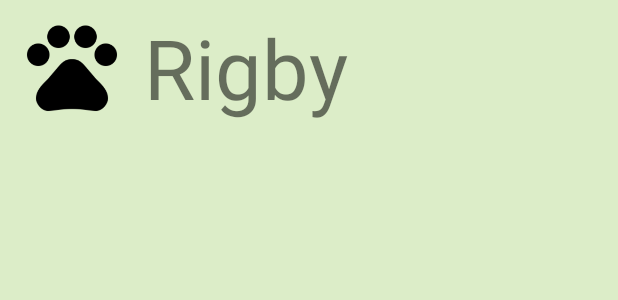
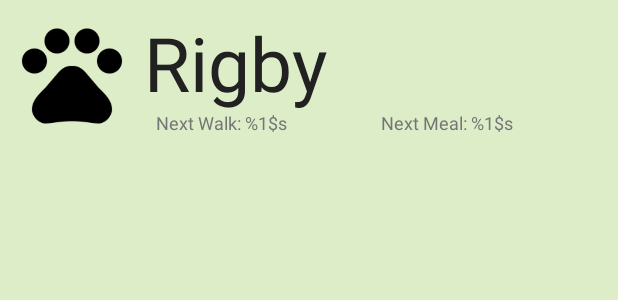
Before and after one commit to MarcusKarlberg/PawCompanion, an Android app: the layout list_item.xml on its own in the app's theme, with its tools: preview values and no code run, on a phone screen of 412 x 824 dp. Shown: the top 300 px of the screen. Run offline under Robolectric (Android 15) with nearby library versions, the phone set to English and light mode, and no system bars.

Commit message:
added walk and meal information in main activity

```diff
--- a/app/src/main/java/com/example/marcu/pawcompanion/notification/NotificationMngr.java
+++ b/app/src/main/java/com/example/marcu/pawcompanion/notification/NotificationMngr.java
@@ -31,7 +31,7 @@ public class NotificationMngr {
 
     public void setMealNotification(Dog dog){
         long timeBetweenMeals = TimeUnit.MINUTES.toMillis(DogCalculator
-                .getIntervalMealTimeInMins(dog.getBirthDate(), dog.getFirstMealTime(), dog.getFirstWalkTime()));
+                .getIntervalMealTimeInMins(dog));
         long firstMealTime = localTimeToMillis(dog.getFirstMealTime());
 
         Intent intent = new Intent(context.getApplicationContext(), MealNotification.class);
--- a/app/src/main/res/layout/list_item.xml
+++ b/app/src/main/res/layout/list_item.xml
@@ -10,13 +10,14 @@
     <TextView
         android:id="@+id/list_item_nameTextView"
         android:layout_width="0dp"
-        android:layout_height="80dp"
+        android:layout_height="65dp"
         android:layout_centerHorizontal="true"
         android:layout_marginEnd="8dp"
         android:layout_marginStart="8dp"
         android:layout_marginTop="8dp"
         android:text="TextView"
-        android:textSize="55dp"
+        android:textColor="@color/primary_text"
+        android:textSize="50dp"
         app:layout_constraintEnd_toEndOf="parent"
         app:layout_constraintStart_toEndOf="@+id/list_item_imageView"
         app:layout_constraintTop_toTopOf="parent"
@@ -26,11 +27,34 @@
         android:id="@+id/list_item_imageView"
         android:layout_width="80dp"
         android:layout_height="0dp"
-        android:layout_marginBottom="8dp"
         android:layout_marginStart="8dp"
         android:fadingEdge="horizontal|vertical"
-        app:layout_constraintBottom_toBottomOf="@+id/list_item_nameTextView"
+        app:layout_constraintBottom_toBottomOf="@+id/list_item_nextWalk_textView"
         app:layout_constraintStart_toStartOf="parent"
         app:layout_constraintTop_toTopOf="@+id/list_item_nameTextView"
         app:srcCompat="@drawable/placeholder" />
+
+    <TextView
+        android:id="@+id/list_item_nextWalk_textView"
+        android:layout_width="wrap_content"
+        android:layout_height="wrap_content"
+        android:layout_marginStart="8dp"
+        android:text="@string/next_walk_time"
+        android:textColor="@color/secondary_text"
+        android:textSize="12sp"
+        app:layout_constraintStart_toStartOf="@+id/list_item_nameTextView"
+        app:layout_constraintTop_toBottomOf="@+id/list_item_nameTextView" />
+
+    <TextView
+        android:id="@+id/list_item_nextMeal_textView"
+        android:layout_width="wrap_content"
+        android:layout_height="wrap_content"
+        android:layout_marginEnd="8dp"
+        android:layout_marginStart="8dp"
+        android:text="@string/next_meal_time"
+        android:textColor="@color/secondary_text"
+        android:textSize="12sp"
+        app:layout_constraintEnd_toEndOf="@+id/list_item_nameTextView"
+        app:layout_constraintStart_toEndOf="@+id/list_item_nextWalk_textView"
+        app:layout_constraintTop_toBottomOf="@+id/list_item_nameTextView" />
 </android.support.constraint.ConstraintLayout>
```
Also changed, not shown: app/src/main/java/com/example/marcu/pawcompanion/adapter/DogListAdapter.java (+7 -0 lines), app/src/main/java/com/example/marcu/pawcompanion/notification/WalkNotification.java (+8 -2 lines), app/src/main/java/com/example/marcu/pawcompanion/repository/BreedRepo.java (+110 -31 lines), app/src/main/java/com/example/marcu/pawcompanion/utility/DogCalculator.java (+109 -44 lines), app/src/main/res/values/strings.xml (+2 -8 lines).
